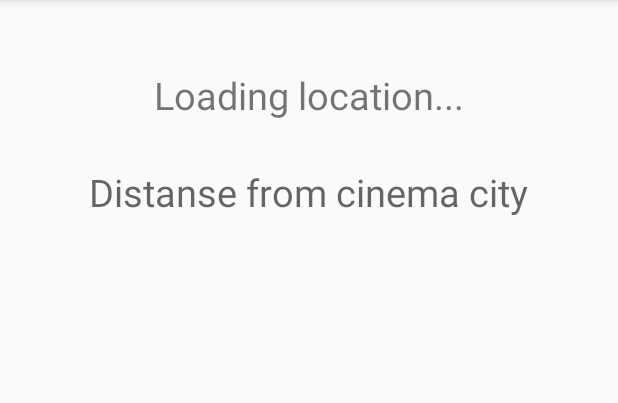
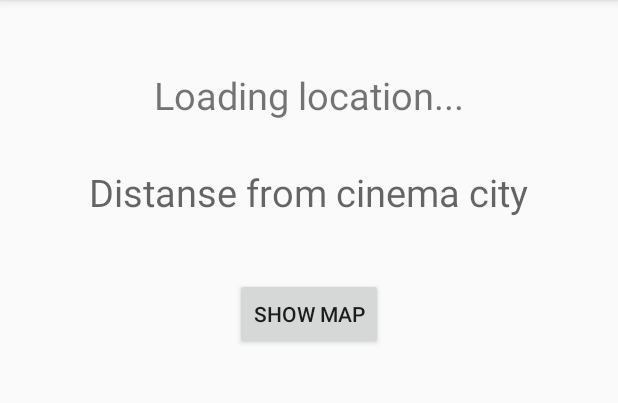
Before and after one commit to shaipeer/Android_Programming, an Android app: the screen it shows after launch (MainActivity), on a phone screen of 412 x 824 dp, the part 84-487 px from its top. Run offline under Robolectric (Android 15) with nearby library versions, the phone set to English and light mode, and no system bars.

Commit message:
Goggle Maps added

```diff
--- a/Class Work/ClassWork3/app/build.gradle
+++ b/Class Work/ClassWork3/app/build.gradle
@@ -22,4 +22,5 @@ android {
 dependencies {
     compile fileTree(dir: 'libs', include: ['*.jar'])
     compile 'com.android.support:appcompat-v7:23.0.0'
+    compile 'com.google.android.gms:play-services:7.8.0'
 }
--- a/Class Work/ClassWork3/app/src/main/java/shai/classwork3/MainActivity.java
+++ b/Class Work/ClassWork3/app/src/main/java/shai/classwork3/MainActivity.java
@@ -1,16 +1,19 @@
 package shai.classwork3;
 
+import android.content.Intent;
 import android.location.Location;
 import android.location.LocationListener;
 import android.location.LocationManager;
 import android.support.v7.app.AppCompatActivity;
 import android.os.Bundle;
+import android.view.View;
+import android.widget.Button;
 import android.widget.TextView;
 import android.widget.Toast;
 
 import org.w3c.dom.Text;
 
-public class MainActivity extends AppCompatActivity implements LocationListener {
+public class MainActivity extends AppCompatActivity implements LocationListener, View.OnClickListener {
 
     //Location Manager Constants
     private final String PROVIDER = LocationManager.GPS_PROVIDER;
@@ -25,6 +28,8 @@ public class MainActivity extends AppCompatActivity implements LocationListener
     private TextView _my_location_textView;
     private TextView _sinema_city_distance_textView;
 
+    //Show map button
+    private Button _show_map_cmd;
 
     //================================================================
     //                      On Create
@@ -43,6 +48,10 @@ public class MainActivity extends AppCompatActivity implements LocationListener
 
         //Set Permission Manager (for android Marshmallow)
         _permissionManager = getPermissionManager();
+
+        //Set show map listener
+        _show_map_cmd = (Button) findViewById(R.id.show_map_cmd);
+        _show_map_cmd.setOnClickListener(this);
     }
 
 
@@ -220,4 +229,25 @@ public class MainActivity extends AppCompatActivity implements LocationListener
     }
 
 
+
+    //================================================================
+    //                      Show Map
+    //================================================================
+
+    @Override
+    public void onClick(View v)
+    {
+        if (v.getId() == _show_map_cmd.getId())
+            showMapButtonPressed();
+    }
+
+
+    private void showMapButtonPressed()
+    {
+        //create an intent to connect this Context with new Activity
+        Intent intent = new Intent(this, MapsActivity.class);
+
+        //start new activity
+        startActivity(intent);
+    }
 }
--- a/Class Work/ClassWork3/app/src/main/res/layout/activity_main.xml
+++ b/Class Work/ClassWork3/app/src/main/res/layout/activity_main.xml
@@ -37,6 +37,22 @@
             android:gravity="center"
             android:textSize="25sp"
             android:hint="Distanse from cinema city" />
+
+    </LinearLayout>
+
+    <LinearLayout
+        android:orientation="horizontal"
+        android:layout_width="match_parent"
+        android:layout_height="wrap_content"
+        android:layout_gravity="center"
+        android:layout_marginTop="40sp"
+        android:gravity="center">
+
+        <Button
+            android:layout_width="wrap_content"
+            android:layout_height="wrap_content"
+            android:text="Show Map"
+            android:id="@+id/show_map_cmd" />
     </LinearLayout>
 
 </LinearLayout>
--- a/Class Work/ClassWork3/app/src/main/res/values/strings.xml
+++ b/Class Work/ClassWork3/app/src/main/res/values/strings.xml
@@ -3,4 +3,6 @@
 
     <string name="hello_world">Hello world!</string>
     <string name="action_settings">Settings</string>
+    <string name="title_activity_map">MapActivity</string>
+    <string name="title_activity_maps">Map</string>
 </resources>
```
Also changed, not shown: Class Work/ClassWork3/app/src/debug/res/values/google_maps_api.xml (added, +18 -0 lines), Class Work/ClassWork3/app/src/main/AndroidManifest.xml (+25 -2 lines), Class Work/ClassWork3/app/src/main/java/shai/classwork3/MapsActivity.java (added, +86 -0 lines), Class Work/ClassWork3/app/src/main/res/layout/activity_maps.xml (added, +38 -0 lines), 2 other files.
